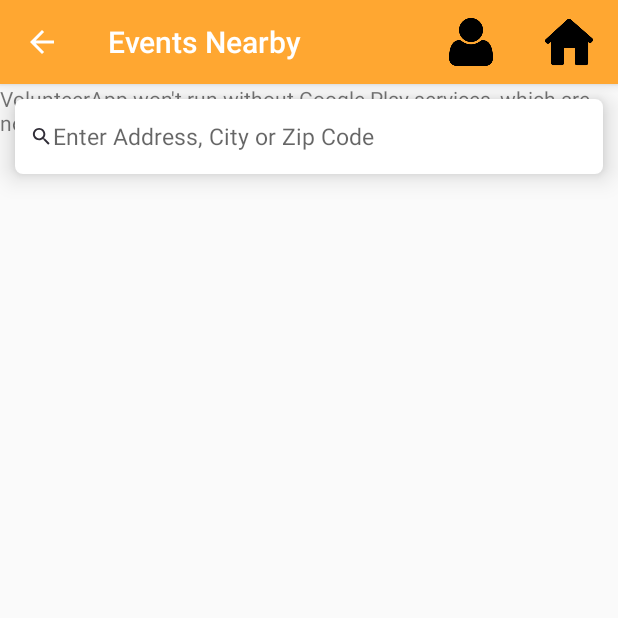
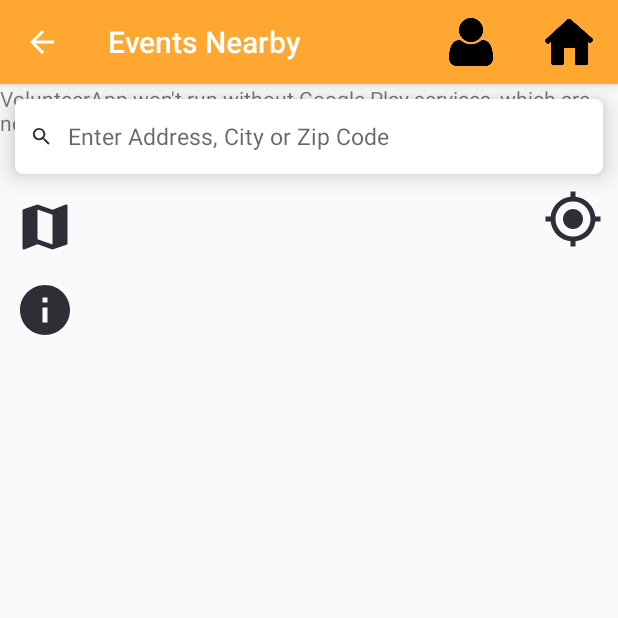
Before and after one commit to naumanahmad9/VolunteerApp, an Android app: the EventsNearbyActivity screen opened directly, with no data from a screen before it, on a phone screen of 412 x 824 dp, the top half of it. Run offline under Robolectric (Android 15) with nearby library versions, the phone set to English and light mode, and no system bars.

Commit message:
made changes

```diff
--- a/app/src/main/java/com/example/hpnotebook/volunteerapp/Activities/EventsNearbyActivity.java
+++ b/app/src/main/java/com/example/hpnotebook/volunteerapp/Activities/EventsNearbyActivity.java
@@ -100,11 +100,16 @@ public class EventsNearbyActivity extends AppCompatActivity implements OnMapRead
         getSupportActionBar().setDisplayHomeAsUpEnabled(true);
         getSupportActionBar().setDisplayShowHomeEnabled(true);
 
+        mSearchText = (AutoCompleteTextView) findViewById(R.id.input_search);
+        mGps = (ImageView) findViewById(R.id.ic_gps);
+        mInfo = (ImageView) findViewById(R.id.place_info);
+        mPlacePicker = (ImageView) findViewById(R.id.place_picker);
+
         getLocationPermission();
 
 
     }
-/*
+
     private void init(){
         Log.d(TAG, "init: initializing");
 
@@ -181,7 +186,7 @@ public class EventsNearbyActivity extends AppCompatActivity implements OnMapRead
 
         hideSoftKeyboard();
     }
-*/
+
     private void geoLocate(){
         Log.d(TAG, "geoLocate: geolocating");
 
--- /dev/null
+++ b/app/src/main/res/drawable/ic_gps.xml
@@ -0,0 +1,5 @@
+<vector android:height="24dp" android:tint="#302D37"
+    android:viewportHeight="24.0" android:viewportWidth="24.0"
+    android:width="24dp" xmlns:android="http://schemas.android.com/apk/res/android">
+    <path android:fillColor="#FF000000" android:pathData="M12,8c-2.21,0 -4,1.79 -4,4s1.79,4 4,4 4,-1.79 4,-4 -1.79,-4 -4,-4zM20.94,11c-0.46,-4.17 -3.77,-7.48 -7.94,-7.94L13,1h-2v2.06C6.83,3.52 3.52,6.83 3.06,11L1,11v2h2.06c0.46,4.17 3.77,7.48 7.94,7.94L11,23h2v-2.06c4.17,-0.46 7.48,-3.77 7.94,-7.94L23,13v-2h-2.06zM12,19c-3.87,0 -7,-3.13 -7,-7s3.13,-7 7,-7 7,3.13 7,7 -3.13,7 -7,7z"/>
+</vector>
--- /dev/null
+++ b/app/src/main/res/drawable/ic_info.xml
@@ -0,0 +1,5 @@
+<vector android:height="24dp" android:tint="#302D37"
+    android:viewportHeight="24.0" android:viewportWidth="24.0"
+    android:width="24dp" xmlns:android="http://schemas.android.com/apk/res/android">
+    <path android:fillColor="#FF000000" android:pathData="M12,2C6.48,2 2,6.48 2,12s4.48,10 10,10 10,-4.48 10,-10S17.52,2 12,2zM13,17h-2v-6h2v6zM13,9h-2L11,7h2v2z"/>
+</vector>
--- /dev/null
+++ b/app/src/main/res/drawable/ic_map.xml
@@ -0,0 +1,5 @@
+<vector android:height="24dp" android:tint="#302D37"
+    android:viewportHeight="24.0" android:viewportWidth="24.0"
+    android:width="24dp" xmlns:android="http://schemas.android.com/apk/res/android">
+    <path android:fillColor="#FF000000" android:pathData="M20.5,3l-0.16,0.03L15,5.1 9,3 3.36,4.9c-0.21,0.07 -0.36,0.25 -0.36,0.48V20.5c0,0.28 0.22,0.5 0.5,0.5l0.16,-0.03L9,18.9l6,2.1 5.64,-1.9c0.21,-0.07 0.36,-0.25 0.36,-0.48V3.5c0,-0.28 -0.22,-0.5 -0.5,-0.5zM15,19l-6,-2.11V5l6,2.11V19z"/>
+</vector>
--- a/app/src/main/res/layout/activity_events_nearby.xml
+++ b/app/src/main/res/layout/activity_events_nearby.xml
@@ -36,6 +36,7 @@
             android:layout_height="match_parent"
             android:layout_toRightOf="@+id/ic_magnify"
             android:layout_centerVertical="true"
+            android:paddingStart="10dp"
             android:textSize="15sp"
             android:textColor="#000"
             android:id="@+id/input_search"
@@ -43,38 +44,37 @@
             android:hint="Enter Address, City or Zip Code"
             android:imeOptions="actionSearch"/>
 
-
     </RelativeLayout>
 
-    <!--<ImageView-->
-        <!--android:layout_width="40dp"-->
-        <!--android:layout_height="40dp"-->
-        <!--android:layout_below="@id/relLayout1"-->
-        <!--android:layout_alignParentRight="true"-->
-        <!--android:layout_marginRight="10dp"-->
-        <!--android:layout_marginTop="10dp"-->
-        <!--android:scaleType="centerCrop"-->
-        <!--android:id="@+id/ic_gps"-->
-        <!--android:src="@drawable/ic_gps"/>-->
+    <ImageView
+        android:layout_width="40dp"
+        android:layout_height="40dp"
+        android:layout_below="@id/relLayout1"
+        android:layout_alignParentRight="true"
+        android:layout_marginRight="10dp"
+        android:layout_marginTop="10dp"
+        android:scaleType="centerCrop"
+        android:id="@+id/ic_gps"
+        android:src="@drawable/ic_gps"/>
 
-    <!--<ImageView-->
-        <!--android:layout_width="40dp"-->
-        <!--android:layout_height="40dp"-->
-        <!--android:id="@+id/place_picker"-->
-        <!--android:layout_marginLeft="10dp"-->
-        <!--android:layout_marginTop="15dp"-->
-        <!--android:scaleType="centerCrop"-->
-        <!--android:layout_below="@+id/relLayout1"-->
-        <!--android:src="@drawable/ic_map"/>-->
+    <ImageView
+        android:layout_width="40dp"
+        android:layout_height="40dp"
+        android:id="@+id/place_picker"
+        android:layout_marginLeft="10dp"
+        android:layout_marginTop="15dp"
+        android:scaleType="centerCrop"
+        android:layout_below="@+id/relLayout1"
+        android:src="@drawable/ic_map"/>
 
-    <!--<ImageView-->
-        <!--android:layout_width="40dp"-->
-        <!--android:layout_height="40dp"-->
-        <!--android:layout_below="@+id/place_picker"-->
-        <!--android:layout_marginLeft="10dp"-->
-        <!--android:layout_marginTop="15dp"-->
-        <!--android:scaleType="centerCrop"-->
-        <!--android:id="@+id/place_info"-->
-        <!--android:src="@drawable/ic_info"/>-->
+    <ImageView
+        android:layout_width="40dp"
+        android:layout_height="40dp"
+        android:layout_below="@+id/place_picker"
+        android:layout_marginLeft="10dp"
+        android:layout_marginTop="15dp"
+        android:scaleType="centerCrop"
+        android:id="@+id/place_info"
+        android:src="@drawable/ic_info"/>
 
 </RelativeLayout>
```
